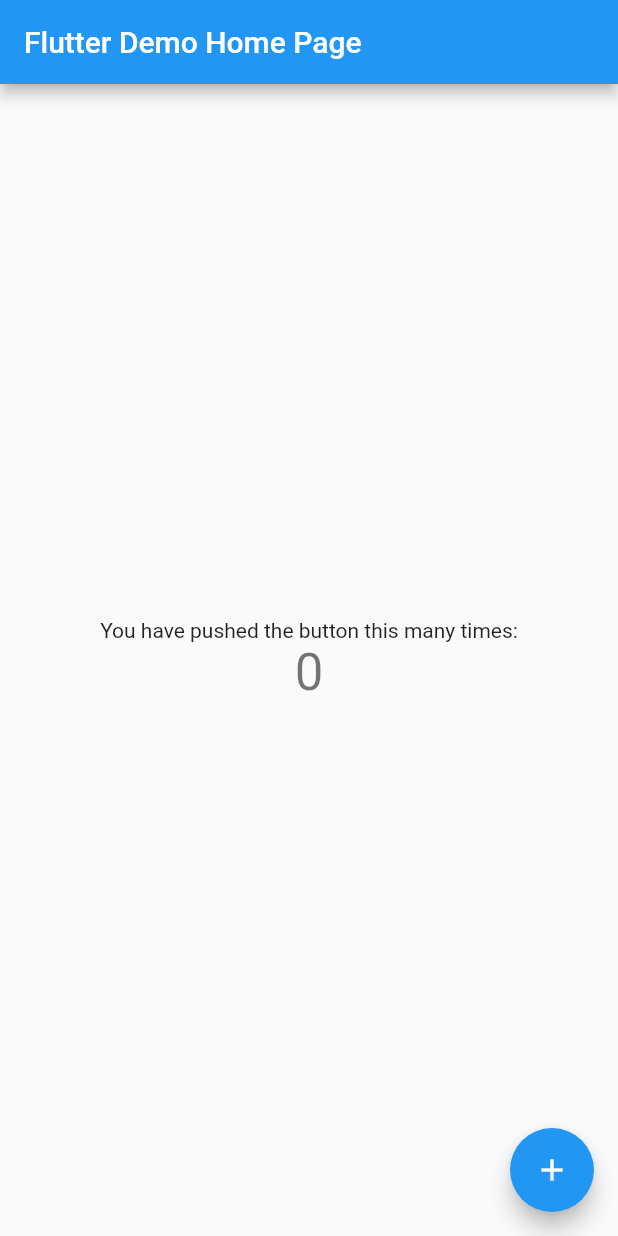
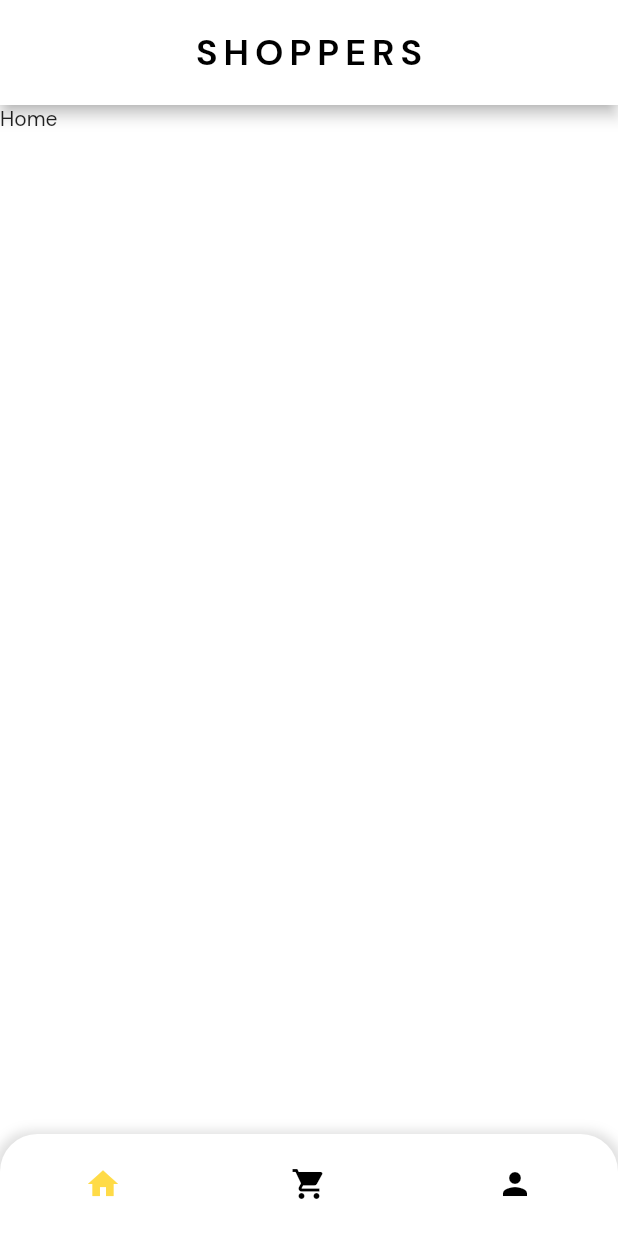
Before and after one commit to estelson/shoppers, a Flutter app: the screen it shows after launch, on a phone screen of 412 x 824 dp. Run offline on Flutter 3.47's test engine with Material 2 defaults, Android fonts, the phone set to English and light mode, and no system bars; our stand-ins replace firebase_core; missing offline and left inert: flutter_stripe; accounts and stored records are empty; generated files the repository leaves out were written again.

Commit message:
Configuração da AppBar e da TabBar
- Alterações no android/local.properties:
  * inclusão da linha flutter.minSdkVersion=21
- Alterações no android/build.gradle:
  * inclusão da linha classpath 'com.google.gms:google-services:4.3.14' na tag dependencies
- Alterações no android/app/build.gradle:
  * inclusão do trecho:
    def flutterMinSdkVersion = localProperties.getProperty('flutter.minSdkVersion')
        if (flutterMinSdkVersion == null) {
        flutterMinSdkVersion = '21'
    }
  * Alteração  do trecho:
    compileSdkVersion flutter.compileSdkVersion para compileSdkVersion 33
  * em defaultConfig:
    defaultConfig {
        // TODO: Specify your own unique Application ID (https://developer.android.com/studio/build/application-id.html).
        applicationId "br.com.ejlsistemas.shoppers"
        // You can update the following values to match your application needs.
        // For more information, see: https://docs.flutter.dev/deployment/android#reviewing-the-build-configuration.
        minSdkVersion flutterMinSdkVersion.toInteger()
        targetSdkVersion flutter.targetSdkVersion
        versionCode flutterVersionCode.toInteger()
        versionName flutterVersionName
        multiDexEnabled true
    }
  * inclusão da linha no final do arquivo:
    apply plugin: 'com.google.gms.google-services'

```diff
--- a/lib/main.dart
+++ b/lib/main.dart
@@ -1,9 +1,14 @@
+import 'dart:convert';
+
 import 'package:firebase_core/firebase_core.dart';
 import 'package:flutter/material.dart';
 import 'package:flutter/services.dart';
 import 'package:flutter_stripe/flutter_stripe.dart';
 import 'package:shoppers/firebase_options.dart';
-import 'dart:convert';
+import 'package:shoppers/screens/checkout.dart';
+import 'package:shoppers/screens/home.dart';
+import 'package:shoppers/screens/profile.dart';
+import 'package:shoppers/utils/custom_theme.dart';
 
 void main() async {
   // Firebase setup
@@ -21,62 +26,46 @@ void main() async {
 }
 
 class MyApp extends StatelessWidget {
-  const MyApp({super.key});
+  const MyApp({Key? key}) : super(key: key);
 
   @override
   Widget build(BuildContext context) {
     return MaterialApp(
-      title: 'Flutter Demo',
-      theme: ThemeData(
-        primarySwatch: Colors.blue,
-      ),
-      home: const MyHomePage(title: 'Flutter Demo Home Page'),
-    );
-  }
-}
+      debugShowCheckedModeBanner: false,
+      title: 'EJL Shoppers',
+      theme: CustomTheme.getTheme(),
+      home: DefaultTabController(
+        length: 3,
+        child: Scaffold(
+          backgroundColor: Colors.white,
+          appBar: AppBar(
+            title: const Text("SHOPPERS"),
+          ),
+          bottomNavigationBar: Container(
+            decoration: const BoxDecoration(
+              color: Colors.white,
+              borderRadius: BorderRadius.only(topLeft: Radius.circular(25), topRight: Radius.circular(25)),
+              boxShadow: CustomTheme.cardShadow,
+            ),
+            child: const TabBar(
+              padding: EdgeInsets.symmetric(vertical: 10),
+              indicatorColor: Colors.transparent,
+              tabs: [
+                Tab(icon: Icon(Icons.home)),
+                Tab(icon: Icon(Icons.shopping_cart)),
+                Tab(icon: Icon(Icons.person)),
+              ],
+            ),
+          ),
 
-class MyHomePage extends StatefulWidget {
-  const MyHomePage({super.key, required this.title});
-
-  final String title;
-
-  @override
-  State<MyHomePage> createState() => _MyHomePageState();
-}
-
-class _MyHomePageState extends State<MyHomePage> {
-  int _counter = 0;
-
-  void _incrementCounter() {
-    setState(() {
-      _counter++;
-    });
-  }
-
-  @override
-  Widget build(BuildContext context) {
-    return Scaffold(
-      appBar: AppBar(
-        title: Text(widget.title),
-      ),
-      body: Center(
-        child: Column(
-          mainAxisAlignment: MainAxisAlignment.center,
-          children: <Widget>[
-            const Text(
-              'You have pushed the button this many times:',
-            ),
-            Text(
-              '$_counter',
-              style: Theme.of(context).textTheme.headline4,
-            ),
-          ],
+          body: const TabBarView(
+            children: [
+              HomeScreen(),
+              CheckoutScreen(),
+              ProfileScreen(),
+            ],
+          ),
         ),
-      ),
-      floatingActionButton: FloatingActionButton(
-        onPressed: _incrementCounter,
-        tooltip: 'Increment',
-        child: const Icon(Icons.add),
       ),
     );
   }
--- /dev/null
+++ b/lib/screens/checkout.dart
@@ -0,0 +1,17 @@
+import 'package:flutter/material.dart';
+
+class CheckoutScreen extends StatefulWidget {
+  const CheckoutScreen({Key? key}) : super(key: key);
+
+  @override
+  State<CheckoutScreen> createState() => _CheckoutScreenState();
+}
+
+class _CheckoutScreenState extends State<CheckoutScreen> {
+  @override
+  Widget build(BuildContext context) {
+    return Container(
+      child: Text("Checkout"),
+    );
+  }
+}
--- /dev/null
+++ b/lib/screens/home.dart
@@ -0,0 +1,17 @@
+import 'package:flutter/material.dart';
+
+class HomeScreen extends StatefulWidget {
+  const HomeScreen({Key? key}) : super(key: key);
+
+  @override
+  State<HomeScreen> createState() => _HomeScreenState();
+}
+
+class _HomeScreenState extends State<HomeScreen> {
+  @override
+  Widget build(BuildContext context) {
+    return Container(
+      child: Text("Home"),
+    );
+  }
+}
--- /dev/null
+++ b/lib/screens/profile.dart
@@ -0,0 +1,12 @@
+import 'package:flutter/material.dart';
+
+class ProfileScreen extends StatelessWidget {
+  const ProfileScreen({Key? key}) : super(key: key);
+
+  @override
+  Widget build(BuildContext context) {
+    return Container(
+      child: Text("Profile"),
+    );
+  }
+}
--- a/lib/utils/custom_theme.dart
+++ b/lib/utils/custom_theme.dart
@@ -3,6 +3,7 @@ import 'package:flutter/material.dart';
 class CustomTheme {
   static const Color grey = Color(0xFFDFDFDF);
   static const Color yellow = Color(0xFFFFDB47);
+  static const cardShadow = [BoxShadow(color: grey, blurRadius: 6, spreadRadius: 4, offset: Offset(0, 2))];
 
   static ThemeData getTheme() {
     Map<String, double> fontSize = {
@@ -17,6 +18,25 @@ class CustomTheme {
       // Define the default theme font family
       fontFamily: "DMSans",
 
+      appBarTheme: AppBarTheme(
+        backgroundColor: Colors.white,
+        foregroundColor: Colors.black,
+        toolbarHeight: 70,
+        centerTitle: true,
+        titleTextStyle: TextStyle(
+          color: Colors.black,
+          fontFamily: "DMSans",
+          fontSize: fontSize["lg"],
+          fontWeight: FontWeight.bold,
+          letterSpacing: 4,
+        ),
+      ),
+
+      tabBarTheme: const TabBarTheme(
+        labelColor: yellow,
+        unselectedLabelColor: Colors.black,
+      ),
+
       textTheme: TextTheme(
         headlineLarge: TextStyle(color: Colors.black, fontSize: fontSize["lg"], fontWeight: FontWeight.bold),
         headlineMedium: TextStyle(color: Colors.black, fontSize: fontSize["md"], fontWeight: FontWeight.bold),
--- a/pubspec.yaml
+++ b/pubspec.yaml
@@ -36,9 +36,13 @@ dependencies:
   # The following adds the Cupertino Icons font to your application.
   # Use with the CupertinoIcons class for iOS style icons.
   cupertino_icons: ^1.0.2
+
+  # Firebase and related libraries
   firebase_core: ^2.4.0
   firebase_auth: ^4.2.3
   cloud_firestore: ^4.3.0
+  firebase_storage: ^11.0.9
+
   provider: ^6.0.5
   json_annotation: ^4.7.0
   http: ^0.13.5
```
Also changed, not shown: pubspec.lock, 2 other files.
